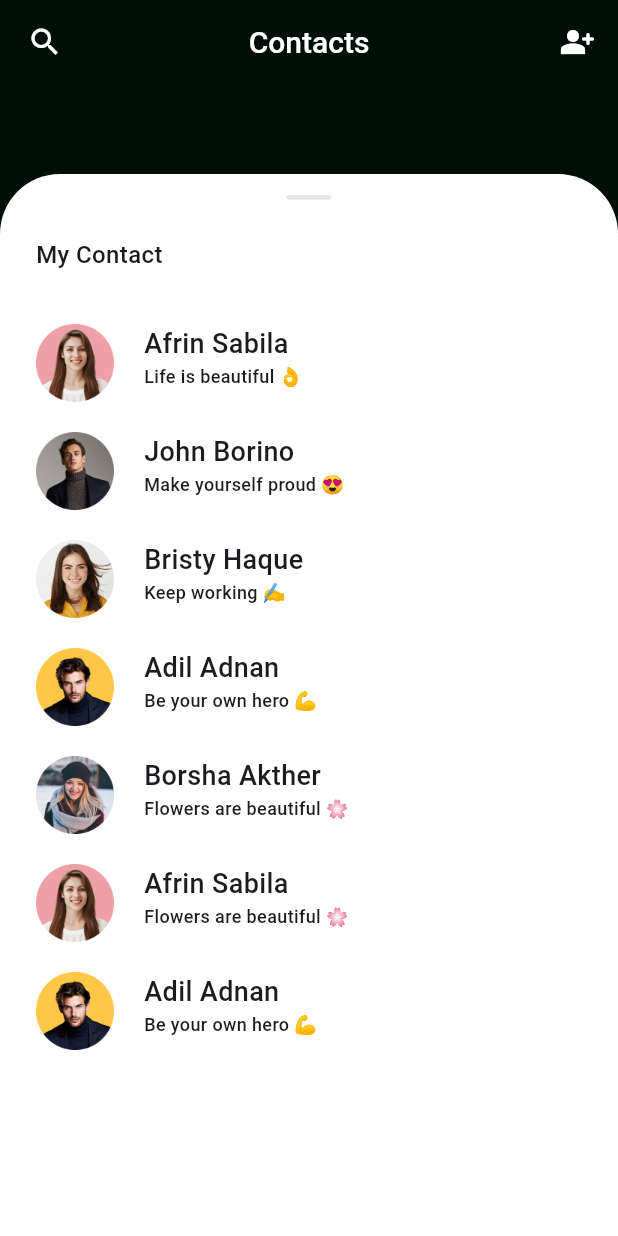
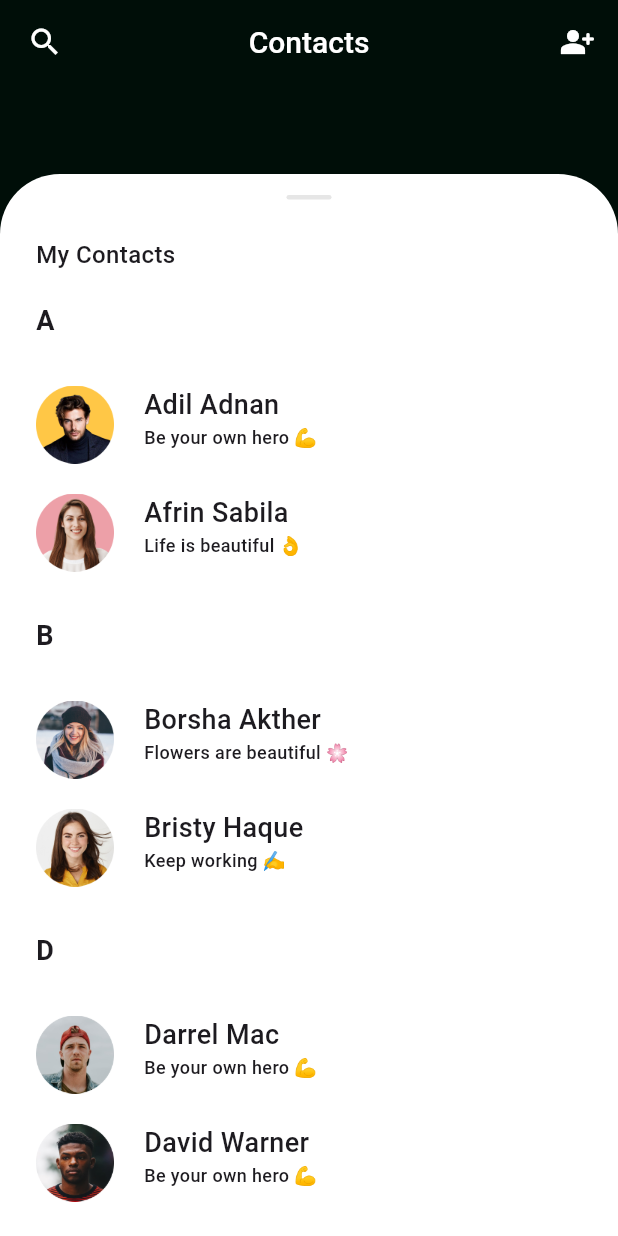
Before and after one commit to Mr-Talha110/ChatBox-App-Using-Firebase-and-Flutter, a Flutter app: the ContactScreen screen opened directly, on a phone screen of 412 x 824 dp. Run offline on Flutter 3.47's test engine with Material 3 defaults, Android fonts, the phone set to English and light mode, and no system bars; our stand-ins replace cloud_firestore, firebase_auth, firebase_core, flutter_svg, get; accounts and stored records are empty.

Commit message:
Made the contact list sorted

```diff
--- a/lib/controller/contact_list_controller.dart
+++ b/lib/controller/contact_list_controller.dart
@@ -2,7 +2,7 @@ import 'package:get/get.dart';
 import 'package:note_app/models/contacts_model.dart';
 
 class ContactListController extends GetxController {
-  final List contacts = <ContactModel>[
+  final List<ContactModel> contacts = <ContactModel>[
     ContactModel(
         image: 'assets/images/afrin.png',
         bio: 'Life is beautiful 👌',
@@ -24,12 +24,20 @@ class ContactListController extends GetxController {
         bio: 'Flowers are beautiful 🌸',
         name: 'Borsha Akther'),
     ContactModel(
-        image: 'assets/images/afrin.png',
-        bio: 'Flowers are beautiful 🌸',
-        name: 'Afrin Sabila'),
+        image: 'assets/images/darrel.png',
+        bio: 'Be your own hero 💪',
+        name: 'Darrel Mac'),
     ContactModel(
-        image: 'assets/images/adil.png',
+        image: 'assets/images/David.png',
         bio: 'Be your own hero 💪',
-        name: 'Adil Adnan'),
+        name: 'David Warner'),
   ];
+  int compareTo(ContactModel contact1, ContactModel contact2) {
+    return contact1.name.compareTo(contact2.name);
+  }
+
+  void sortContacts() {
+    contacts.sort(compareTo);
+    update();
+  }
 }
--- a/lib/screens/Contact screens/contact_screen.dart
+++ b/lib/screens/Contact screens/contact_screen.dart
@@ -10,7 +10,13 @@ class ContactScreen extends StatefulWidget {
 }
 
 class _ContactScreenState extends State<ContactScreen> {
-  final contactList = Get.put(ContactListController()).contacts;
+  final contactListController = Get.put(ContactListController());
+  @override
+  void initState() {
+    super.initState();
+    contactListController.sortContacts();
+  }
+
   @override
   Widget build(BuildContext context) {
     return Scaffold(
@@ -63,16 +69,69 @@ class _ContactScreenState extends State<ContactScreen> {
                         color: const Color(0xffe6e6e6))),
               ),
               const SizedBox(height: 25),
-              const Text("My Contact",
+              const Text("My Contacts",
                   style: TextStyle(
                     fontSize: 16,
                     fontWeight: FontWeight.w500,
                   )),
-              const SizedBox(height: 25),
               Expanded(
                   child: ListView.builder(
-                      itemCount: contactList.length,
+                      itemCount: contactListController.contacts.length,
                       itemBuilder: (context, index) {
+                        final contact = contactListController.contacts[index];
+                        if (index == 0 ||
+                            contact.name[0] !=
+                                contactListController
+                                    .contacts[index - 1].name[0]) {
+                          return Column(
+                            children: [
+                              const SizedBox(height: 20),
+                              Align(
+                                alignment: Alignment.topLeft,
+                                child: Text(contact.name[0],
+                                    style: const TextStyle(
+                                      fontSize: 18,
+                                      fontWeight: FontWeight.bold,
+                                    )),
+                              ),
+                              const SizedBox(height: 20),
+                              Container(
+                                margin:
+                                    const EdgeInsets.symmetric(vertical: 10),
+                                width: double.infinity,
+                                child: Row(
+                                    mainAxisAlignment: MainAxisAlignment.start,
+                                    crossAxisAlignment:
+                                        CrossAxisAlignment.start,
+                                    children: [
+                                      Image.asset(
+                                        contact.image,
+                                        width: 52,
+                                      ),
+                                      const SizedBox(width: 20),
+                                      Column(
+                                        mainAxisAlignment:
+                                            MainAxisAlignment.center,
+                                        crossAxisAlignment:
+                                            CrossAxisAlignment.start,
+                                        children: [
+                                          Text(contact.name,
+                                              style: const TextStyle(
+                                                fontSize: 18,
+                                                fontWeight: FontWeight.w500,
+                                              )),
+                                          Text(contact.bio,
+                                              style: const TextStyle(
+                                                fontSize: 12,
+                                                fontWeight: FontWeight.w500,
+                                              ))
+                                        ],
+                                      )
+                                    ]),
+                              ),
+                            ],
+                          );
+                        } else {
                           return Container(
                             margin: const EdgeInsets.symmetric(vertical: 10),
                             width: double.infinity,
@@ -81,20 +140,21 @@ class _ContactScreenState extends State<ContactScreen> {
                                 crossAxisAlignment: CrossAxisAlignment.start,
                                 children: [
                                   Image.asset(
-                                  contactList[index].image,
+                                    contact.image,
                                     width: 52,
                                   ),
                                   const SizedBox(width: 20),
                                   Column(
                                     mainAxisAlignment: MainAxisAlignment.center,
-                                  crossAxisAlignment: CrossAxisAlignment.start,
+                                    crossAxisAlignment:
+                                        CrossAxisAlignment.start,
                                     children: [
-                                    Text(contactList[index].name,
+                                      Text(contact.name,
                                           style: const TextStyle(
                                             fontSize: 18,
                                             fontWeight: FontWeight.w500,
                                           )),
-                                    Text(contactList[index].bio,
+                                      Text(contact.bio,
                                           style: const TextStyle(
                                             fontSize: 12,
                                             fontWeight: FontWeight.w500,
@@ -103,6 +163,7 @@ class _ContactScreenState extends State<ContactScreen> {
                                   )
                                 ]),
                           );
+                        }
                       }))
             ]),
           ),
--- a/lib/screens/Settings screen/settings_screen.dart
+++ b/lib/screens/Settings screen/settings_screen.dart
@@ -26,7 +26,7 @@ class _SettingsScreenState extends State<SettingsScreen> {
         ),
       ),
       body: Column(children: [
-        const SizedBox(height: 50),
+        const SizedBox(height: 60),
         Expanded(
           child: Container(
             padding: const EdgeInsets.symmetric(horizontal: 24, vertical: 14),
```
Also changed, not shown: assets/images/David.png (added), assets/images/darrel.png (added). Lines whose indentation alone changed are shown as unchanged.
